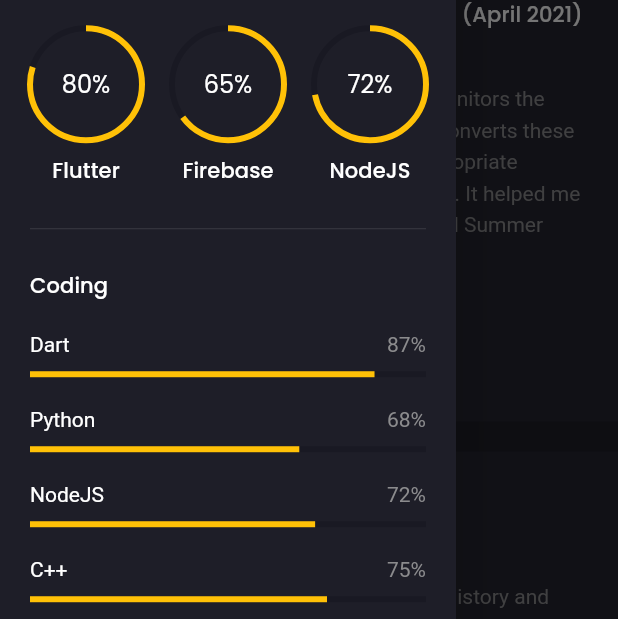
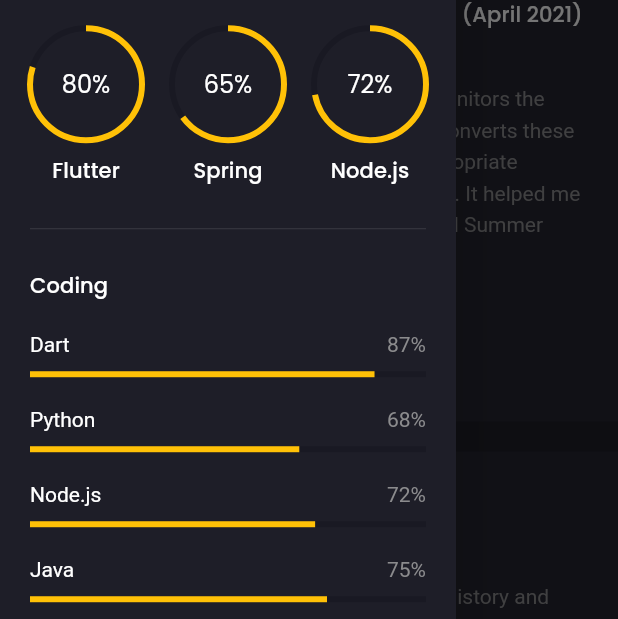
Before and after one commit to simran1901/Simran-s-Portfolio, a Flutter app: the screen it shows after launch, after a tap on the "menu" icon, on a phone screen of 412 x 824 dp. Shown: the part 605-1224 px from the top of the screen. Run offline on Flutter 3.47's test engine with Material 2 defaults, Android fonts, the light colour scheme and no system bars; drawn by our look-alikes of animated_text_kit; our stand-ins replace flutter_svg, google_fonts; missing offline and left inert: dart:html.

Commit message:
updated side menu

```diff
--- a/lib/constants.dart
+++ b/lib/constants.dart
@@ -13,6 +13,7 @@
 const linkedin = 'https://www.linkedin.com/in/simran-makhijani-428871123/';
 const github = 'https://github.com/simran1901/';
 const twitter = 'https://twitter.com/SimranMakhijan6/';
+const coding = 'https://clist.by/coder/simranmakhijani55/';
 const resume = 'https://bit.ly/377WdNw';
 
 // assets: https://bit.ly/3jF85Jv
--- a/lib/screens/main/components/coding.dart
+++ b/lib/screens/main/components/coding.dart
@@ -31,11 +31,11 @@
         ),
         AnimatedLinearProgressIndicator(
           percentage: 0.72,
-          label: "NodeJS",
+          label: "Node.js",
         ),
         AnimatedLinearProgressIndicator(
           percentage: 0.75,
-          label: "C++",
+          label: "Java",
         ),
       ],
     );
--- a/lib/screens/main/components/knowledges.dart
+++ b/lib/screens/main/components/knowledges.dart
@@ -22,11 +22,11 @@
             style: Theme.of(context).textTheme.subtitle2,
           ),
         ),
-        KnowledgeText(text: "Flutter, Dart, Git, CP, C++"),
+        KnowledgeText(text: "Competitive Programming, C++"),
         KnowledgeText(text: "Firebase, Cloud, Networking"),
-        KnowledgeText(text: "NodeJS, ExpressJS, Java"),
-        KnowledgeText(text: "Patents, Linux, SDLC"),
-        KnowledgeText(text: "Operating System, DBMS"),
+        KnowledgeText(text: "NodeJS, ExpressJS, Flutter"),
+        KnowledgeText(text: "Patents, Linux, SDLC, Java"),
+        KnowledgeText(text: "Operating System, DBMS, Git"),
       ],
     );
   }
--- a/lib/screens/main/components/side_menu.dart
+++ b/lib/screens/main/components/side_menu.dart
@@ -95,6 +95,12 @@
                             },
                             icon: SvgPicture.asset("assets/icons/twitter.svg"),
                           ),
+                          IconButton(
+                            onPressed: () {
+                              html.window.open(coding, '_self');
+                            },
+                            icon: SvgPicture.asset("assets/icons/coding.svg"),
+                          ),
                           Spacer(),
                         ],
                       ),
--- a/lib/screens/main/components/skills.dart
+++ b/lib/screens/main/components/skills.dart
@@ -33,14 +33,14 @@
             Expanded(
               child: AnimatedCircularProgressIndicator(
                 percentage: 0.65,
-                label: "Firebase",
+                label: "Spring",
               ),
             ),
             SizedBox(width: defaultPadding),
             Expanded(
               child: AnimatedCircularProgressIndicator(
                 percentage: 0.72,
-                label: "NodeJS",
+                label: "Node.js",
               ),
             ),
           ],
```
Also changed, not shown: assets/icons/coding.svg (added).
